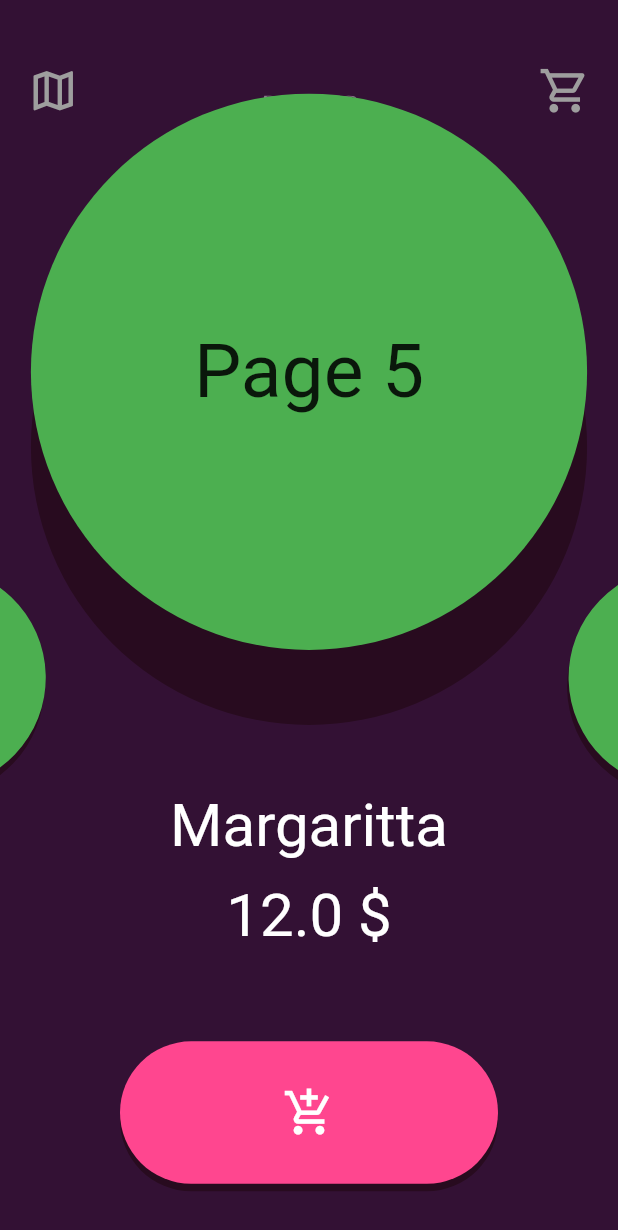
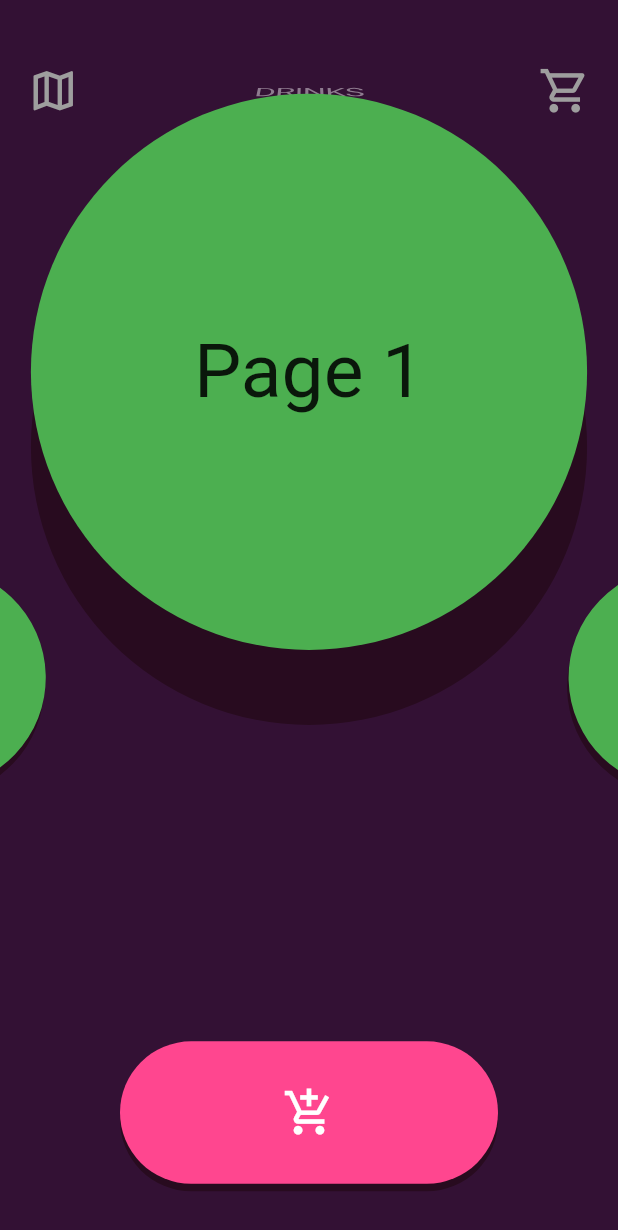
Before and after one commit to mzakizadeh/pizza_simplified, a Flutter app: the screen it shows after launch, scrolled down 576 dp, on a phone screen of 412 x 824 dp. Shown: the top 1230 px of the screen. Run offline on Flutter 3.47's test engine with Material 2 defaults, Android fonts, the phone set to English and light mode, and no system bars; our stand-ins replace outline_material_icons.

Commit message:
chore: update README
fix: plate shadow problems

```diff
--- a/lib/ui/views/main_view.dart
+++ b/lib/ui/views/main_view.dart
@@ -17,7 +17,7 @@ class _MyHomePageState extends State<MyHomePage> {
       drinkController;
   FixedExtentScrollController pickerController;
   int numberOfCategories = 4;
-  int numberOfPages = 6;
+  int numberOfPages = 5;
   double viewportFraction = 0.9;
   double transition = 30;
   double bottomPosition = 50;
@@ -68,8 +68,8 @@ class _MyHomePageState extends State<MyHomePage> {
       diff = 30.0;
     }
     double resultDiff = 1 - 2 * (diff - 0.5).abs();
-    transition = Curves.slowMiddle.transform(resultDiff) * 100 + 30;
-    scale = Curves.ease.transform(resultDiff) * .8 + 1.0;
+    transition = Curves.easeOutCubic.transform(resultDiff) * 150 + 30;
+    scale = Curves.easeOutCubic.transform(resultDiff) * 1 + 1.0;
     bottomPosition = -Curves.ease.transform(resultDiff) * 300 + 50;
   }
 
@@ -230,32 +230,6 @@ class _MyHomePageState extends State<MyHomePage> {
               },
             ),
             Positioned(
-              bottom: 250,
-              left: 0,
-              right: 0,
-              child: Text(
-                'Margaritta',
-                textAlign: TextAlign.center,
-                style: TextStyle(
-                  fontSize: 40,
-                  color: Colors.white,
-                ),
-              ),
-            ),
-            Positioned(
-              bottom: 190,
-              left: 0,
-              right: 0,
-              child: Text(
-                '12.0 \$',
-                textAlign: TextAlign.center,
-                style: TextStyle(
-                  fontSize: 40,
-                  color: Colors.white,
-                ),
-              ),
-            ),
-            Positioned(
               top: 35,
               left: 10,
               child: IconButton(
--- a/lib/ui/widgets/page_picker.dart
+++ b/lib/ui/widgets/page_picker.dart
@@ -1,3 +1,5 @@
+// This code copied from flutter CupertinoPicker source code
+
 import 'package:flutter/cupertino.dart';
 import 'package:flutter/foundation.dart';
 import 'package:flutter/rendering.dart';
--- a/lib/ui/widgets/plate_list_tile.dart
+++ b/lib/ui/widgets/plate_list_tile.dart
@@ -44,12 +44,12 @@ class _PlateListTileState extends State<PlateListTile>
   Widget build(BuildContext context) {
     double diff;
     if (widget.controller.position.haveDimensions) {
-      if (widget.index == 0 && widget.controller.page % 6 > 1)
-        diff = ((widget.controller.page % 6) - 6).clamp(-1.0, 1.0);
+      if (widget.index == 0 && widget.controller.page % 5 > 1)
+        diff = ((widget.controller.page % 5) - 5).clamp(-1.0, 1.0);
       else
-        diff = ((widget.controller.page % 6) - widget.index).clamp(-1.0, 1.0);
+        diff = ((widget.controller.page % 5) - widget.index).clamp(-1.0, 1.0);
     } else {
-      diff = widget.index == (widget.initialPage % 6) ? 0.0 : 1.0;
+      diff = widget.index == (widget.initialPage % 5) ? 0.0 : 1.0;
     }
     double absDiff = diff < 0 ? diff * -1 : diff;
 
```
Also changed, not shown: pubspec.lock, 1 other file.
